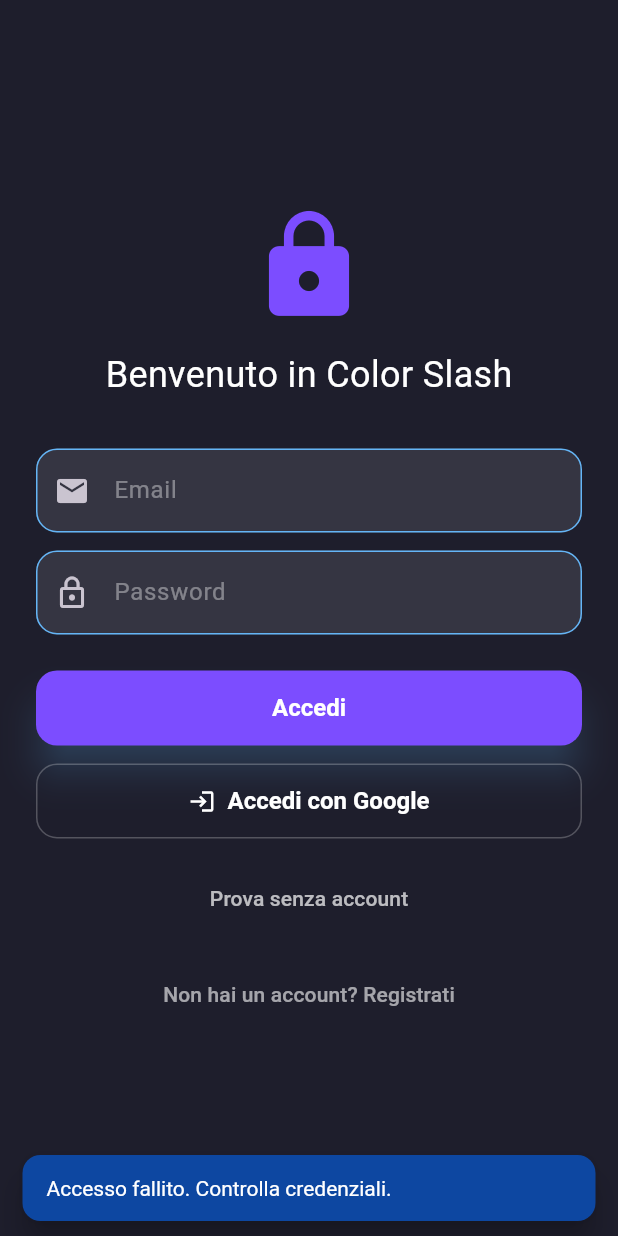
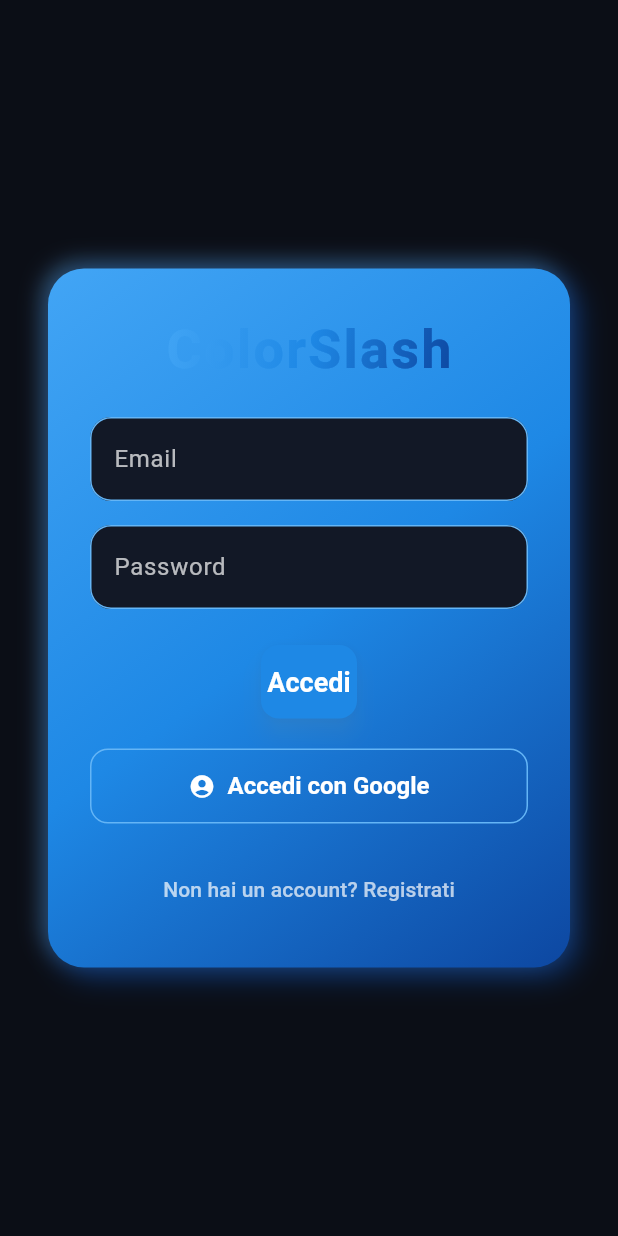
Before and after one commit to Lucabixx/ColorSlash, a Flutter app: the LoginScreen screen opened directly, after a tap on "Accedi", on a phone screen of 412 x 824 dp. Run offline on Flutter 3.47's test engine with Material 3 defaults, Android fonts, the phone set to English and light mode, and no system bars; our stand-ins replace audioplayers, cloud_firestore, file_picker, firebase_auth, firebase_core, firebase_storage and 9 more; missing offline and left inert: colorslash, flutter_sound; accounts and stored records are empty; network calls fail; statements that could not run were skipped.

Commit message:
Update login_screen.dart

```diff
--- a/lib/screens/login_screen.dart
+++ b/lib/screens/login_screen.dart
@@ -1,7 +1,7 @@
 import 'package:flutter/material.dart';
 import 'package:provider/provider.dart';
 import '../services/auth_service.dart';
-import 'register_screen.dart';
+import '../utils/app_colors.dart';
 import 'home_screen.dart';
 
 class LoginScreen extends StatefulWidget {
@@ -14,142 +14,126 @@ class LoginScreen extends StatefulWidget {
 class _LoginScreenState extends State<LoginScreen> {
   final emailCtrl = TextEditingController();
   final passCtrl = TextEditingController();
-
-  bool loading = false;
-
-  Future<void> _login() async {
-    final auth = Provider.of<AuthService>(context, listen: false);
-    setState(() => loading = true);
-
-    final user = await auth.signInWithEmail(
-      emailCtrl.text.trim(),
-      passCtrl.text.trim(),
-    );
-
-    setState(() => loading = false);
-
-    if (user != null) {
-      Navigator.pushReplacement(
-        context,
-        MaterialPageRoute(builder: (_) => const HomeScreen()),
-      );
-    } else {
-      ScaffoldMessenger.of(context).showSnackBar(
-        const SnackBar(content: Text("Accesso fallito. Controlla credenziali.")),
-      );
-    }
-  }
-
-  Future<void> _loginGoogle() async {
-    final auth = Provider.of<AuthService>(context, listen: false);
-    final user = await auth.signInWithGoogle();
-    if (user != null) {
-      Navigator.pushReplacement(
-        context,
-        MaterialPageRoute(builder: (_) => const HomeScreen()),
-      );
-    } else {
-      ScaffoldMessenger.of(context).showSnackBar(
-        const SnackBar(content: Text("Accesso Google fallito.")),
-      );
-    }
-  }
-
-  Future<void> _loginAnon() async {
-    final auth = Provider.of<AuthService>(context, listen: false);
-    final user = await auth.signInAnonymously();
-    if (user != null) {
-      Navigator.pushReplacement(
-        context,
-        MaterialPageRoute(builder: (_) => const HomeScreen()),
-      );
-    } else {
-      ScaffoldMessenger.of(context).showSnackBar(
-        const SnackBar(content: Text("Accesso locale fallito.")),
-      );
-    }
-  }
+  bool _loading = false;
 
   @override
   Widget build(BuildContext context) {
+    final auth = Provider.of<AuthService>(context);
+
     return Scaffold(
-      backgroundColor: const Color(0xFF1E1E2C),
-      body: Padding(
-        padding: const EdgeInsets.all(24),
-        child: Center(
-          child: SingleChildScrollView(
+      backgroundColor: AppColors.background,
+      body: Center(
+        child: SingleChildScrollView(
+          padding: const EdgeInsets.symmetric(horizontal: 32),
+          child: Container(
+            padding: const EdgeInsets.all(28),
+            decoration: BoxDecoration(
+              gradient: AppColors.metallicGradient,
+              borderRadius: BorderRadius.circular(24),
+              boxShadow: AppColors.metallicShadow,
+            ),
             child: Column(
+              mainAxisSize: MainAxisSize.min,
               children: [
-                const Icon(Icons.lock, size: 80, color: Colors.deepPurpleAccent),
-                const SizedBox(height: 16),
-                const Text(
-                  "Benvenuto in Color Slash",
-                  style: TextStyle(fontSize: 24, color: Colors.white),
+                ShaderMask(
+                  shaderCallback: (bounds) =>
+                      AppColors.metallicGradient.createShader(bounds),
+                  child: const Text(
+                    "ColorSlash",
+                    style: TextStyle(
+                      fontSize: 36,
+                      fontWeight: FontWeight.bold,
+                      color: Colors.white,
+                      letterSpacing: 1.5,
+                    ),
+                  ),
                 ),
-                const SizedBox(height: 32),
+                const SizedBox(height: 20),
                 TextField(
                   controller: emailCtrl,
-                  decoration: const InputDecoration(
+                  style: const TextStyle(color: AppColors.textPrimary),
+                  decoration: InputDecoration(
                     hintText: "Email",
-                    prefixIcon: Icon(Icons.email),
+                    hintStyle: const TextStyle(color: AppColors.textSecondary),
                     filled: true,
-                    fillColor: Colors.white10,
+                    fillColor: AppColors.surface,
+                    border: OutlineInputBorder(
+                      borderRadius: BorderRadius.circular(12),
+                      borderSide: BorderSide.none,
+                    ),
                   ),
                 ),
-                const SizedBox(height: 12),
+                const SizedBox(height: 16),
                 TextField(
                   controller: passCtrl,
                   obscureText: true,
-                  decoration: const InputDecoration(
+                  style: const TextStyle(color: AppColors.textPrimary),
+                  decoration: InputDecoration(
                     hintText: "Password",
-                    prefixIcon: Icon(Icons.lock_outline),
+                    hintStyle: const TextStyle(color: AppColors.textSecondary),
                     filled: true,
-                    fillColor: Colors.white10,
+                    fillColor: AppColors.surface,
+                    border: OutlineInputBorder(
+                      borderRadius: BorderRadius.circular(12),
+                      borderSide: BorderSide.none,
+                    ),
                   ),
                 ),
                 const SizedBox(height: 24),
                 ElevatedButton(
+                  onPressed: _loading
+                      ? null
+                      : () async {
+                          setState(() => _loading = true);
+                          final ok = await auth.signInWithEmail(
+                            emailCtrl.text.trim(),
+                            passCtrl.text.trim(),
+                          );
+                          setState(() => _loading = false);
+                          if (ok && mounted) {
+                            Navigator.pushReplacement(
+                              context,
+                              MaterialPageRoute(builder: (_) => const HomeScreen()),
+                            );
+                          }
+                        },
                   style: ElevatedButton.styleFrom(
-                    backgroundColor: Colors.deepPurpleAccent,
-                    minimumSize: const Size(double.infinity, 50),
+                    backgroundColor: AppColors.primary,
+                    padding: const EdgeInsets.symmetric(vertical: 14),
+                    shape: RoundedRectangleBorder(
+                      borderRadius: BorderRadius.circular(12),
+                    ),
+                    elevation: 6,
                   ),
-                  onPressed: loading ? null : _login,
-                  child: loading
+                  child: _loading
                       ? const CircularProgressIndicator(color: Colors.white)
-                      : const Text("Accedi"),
+                      : const Text(
+                          "Accedi",
+                          style: TextStyle(
+                              fontSize: 18, fontWeight: FontWeight.bold),
+                        ),
                 ),
-                const SizedBox(height: 12),
+                const SizedBox(height: 20),
                 OutlinedButton.icon(
-                  icon: const Icon(Icons.login, color: Colors.white),
+                  onPressed: () => auth.signInWithGoogle(context),
+                  icon: const Icon(Icons.account_circle, color: Colors.white),
                   label: const Text(
                     "Accedi con Google",
                     style: TextStyle(color: Colors.white),
                   ),
-                  onPressed: _loginGoogle,
                   style: OutlinedButton.styleFrom(
+                    side: const BorderSide(color: AppColors.primaryLight),
                     minimumSize: const Size(double.infinity, 50),
-                    side: const BorderSide(color: Colors.white24),
+                    shape: RoundedRectangleBorder(
+                        borderRadius: BorderRadius.circular(12)),
                   ),
                 ),
-                const SizedBox(height: 16),
+                const SizedBox(height: 20),
                 TextButton(
-                  onPressed: _loginAnon,
-                  child: const Text(
-                    "Prova senza account",
-                    style: TextStyle(color: Colors.white70),
-                  ),
-                ),
-                const SizedBox(height: 16),
-                TextButton(
-                  onPressed: () {
-                    Navigator.push(
-                      context,
-                      MaterialPageRoute(builder: (_) => const RegisterScreen()),
-                    );
-                  },
+                  onPressed: () => auth.registerWithEmail(context),
                   child: const Text(
                     "Non hai un account? Registrati",
-                    style: TextStyle(color: Colors.white60),
+                    style: TextStyle(color: AppColors.textSecondary),
                   ),
                 ),
               ],
```
